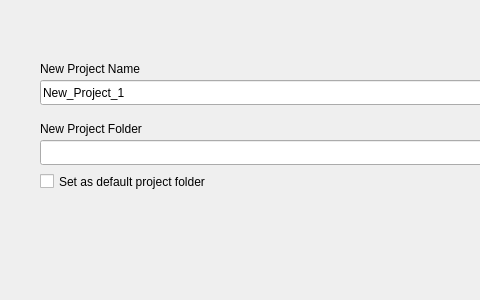
The window that newprojectdialog.ui (Formiat/ES_IDE) describes before a commit, drawn with Qt 5; both pictures show x 0 to 480 and y 0 to 300 of the 790 by 300 pixel window.
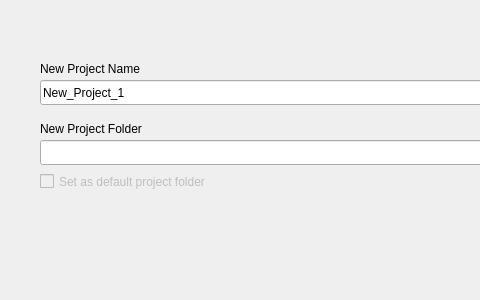
The same window after the commit.

```diff
--- a/newprojectdialog.ui
+++ b/newprojectdialog.ui
@@ -66,6 +66,9 @@
    </property>
   </widget>
   <widget class="QCheckBox" name="checkBox">
+   <property name="enabled">
+    <bool>false</bool>
+   </property>
    <property name="geometry">
     <rect>
      <x>40</x>
```
